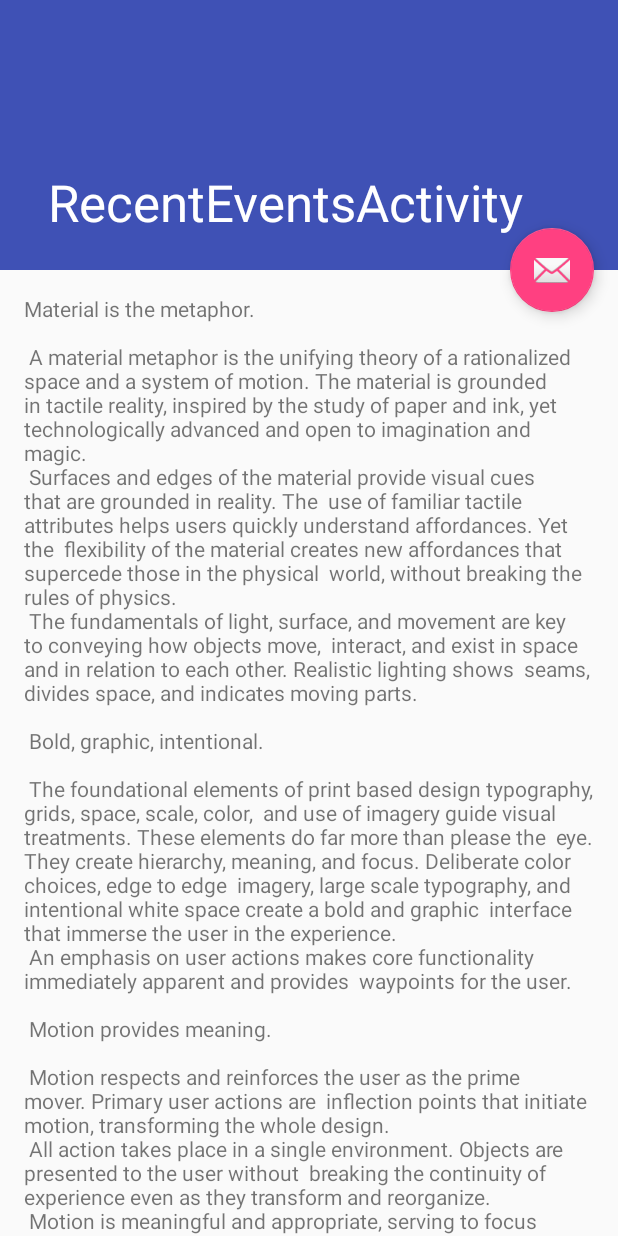
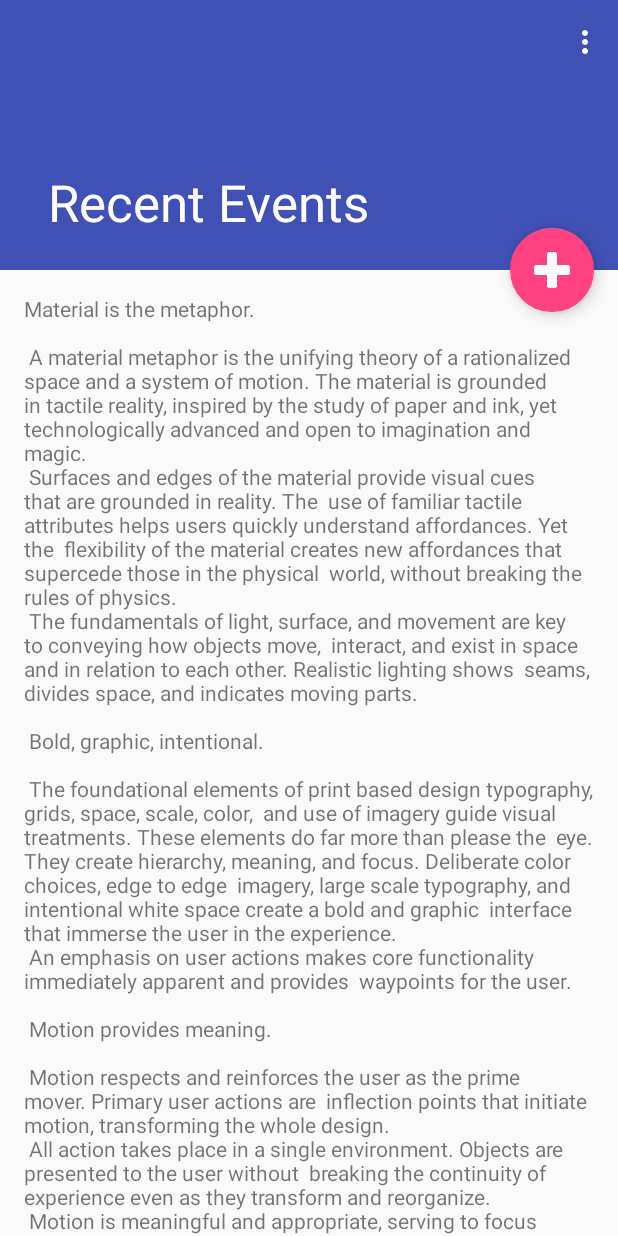
Before and after one commit to andrelago13/Dont-Stop-Me-Now, an Android app: the RecentEventsActivity screen opened directly, with no data from a screen before it, on a phone screen of 412 x 824 dp. Run offline under Robolectric (Android 15) with nearby library versions, the phone set to English and light mode, and no system bars; libraries missing offline, so code that uses them is left out: com.facebook, com.facebook.login.

Commit message:
RecentEvents menu

```diff
--- a/Client/DSMN-Client/dsmn/src/main/java/com/sdis/g0102/dsmn/RecentEventsActivity.java
+++ b/Client/DSMN-Client/dsmn/src/main/java/com/sdis/g0102/dsmn/RecentEventsActivity.java
@@ -1,13 +1,26 @@
 package com.sdis.g0102.dsmn;
 
+import android.content.DialogInterface;
 import android.os.Bundle;
+import android.support.design.widget.CollapsingToolbarLayout;
 import android.support.design.widget.FloatingActionButton;
 import android.support.design.widget.Snackbar;
+import android.support.v4.widget.NestedScrollView;
+import android.support.v7.app.AlertDialog;
 import android.support.v7.app.AppCompatActivity;
 import android.support.v7.widget.Toolbar;
+import android.util.Log;
+import android.view.Menu;
+import android.view.MenuInflater;
+import android.view.MenuItem;
 import android.view.View;
+import android.widget.ScrollView;
+
+import com.facebook.login.LoginManager;
 
 public class RecentEventsActivity extends AppCompatActivity {
+
+    private AlertDialog confirmLogout;
 
     @Override
     protected void onCreate(Bundle savedInstanceState) {
@@ -16,13 +29,73 @@ public class RecentEventsActivity extends AppCompatActivity {
         Toolbar toolbar = (Toolbar) findViewById(R.id.toolbar);
         setSupportActionBar(toolbar);
 
+        initCollapsingToolbarLayout();
+        initFloatingActionButton();
+        initDialogs();
+    }
+
+    private void initDialogs() {
+        AlertDialog.Builder builder = new AlertDialog.Builder(this);
+        builder.setIcon(android.R.drawable.ic_dialog_alert);
+        builder.setTitle("Logging Out");
+        builder.setMessage("Are you sure you want to logout?");
+        builder.setPositiveButton("Yes", new DialogInterface.OnClickListener() {
+            @Override
+            public void onClick(DialogInterface dialog, int which) {
+                LoginManager.getInstance().logOut();
+                finish();
+            }
+
+        });
+        builder.setNegativeButton("No", null);
+        confirmLogout = builder.create();
+    }
+
+    private void initCollapsingToolbarLayout() {
+        CollapsingToolbarLayout toolbar_layout = (CollapsingToolbarLayout) findViewById(R.id.toolbar_layout);
+        toolbar_layout.setTitle("Recent Events");
+
+        final NestedScrollView nsv = (NestedScrollView) findViewById(R.id.scroll_view);
+
+        Toolbar toolbar = (Toolbar) findViewById(R.id.toolbar);
+        toolbar.setOnClickListener(new View.OnClickListener() {
+            @Override
+            public void onClick(View v) {
+                //nsv.fullScroll(ScrollView.FOCUS_UP);
+                nsv.smoothScrollTo(0, 0);
+            }
+        });
+    }
+
+    private void initFloatingActionButton() {
         FloatingActionButton fab = (FloatingActionButton) findViewById(R.id.fab);
         fab.setOnClickListener(new View.OnClickListener() {
             @Override
             public void onClick(View view) {
-                Snackbar.make(view, "Replace with your own action", Snackbar.LENGTH_LONG)
-                        .setAction("Action", null).show();
+                Snackbar.make(view, "Replace with your own action", Snackbar.LENGTH_LONG).setAction("Action", null).show();
             }
         });
     }
+
+    @Override
+    public boolean onCreateOptionsMenu(Menu menu) {
+        MenuInflater inflater = getMenuInflater();
+        inflater.inflate(R.menu.recent_events_menu, menu);
+        return super.onCreateOptionsMenu(menu);
+    }
+
+    @Override
+    public boolean onOptionsItemSelected(MenuItem item) {
+        switch(item.getItemId())
+        {
+            case R.id.recent_events_menu_about:
+                Log.d("RecentEvents", "\"About\" pressed");
+                break;
+            case R.id.recent_events_menu_logout:
+                Log.d("RecentEvents", "\"Logout\" pressed");
+                confirmLogout.show();
+                break;
+        }
+        return true;
+    }
 }
--- a/Client/DSMN-Client/dsmn/src/main/res/layout/activity_recent_events.xml
+++ b/Client/DSMN-Client/dsmn/src/main/res/layout/activity_recent_events.xml
@@ -39,7 +39,7 @@
         android:layout_width="wrap_content"
         android:layout_height="wrap_content"
         android:layout_margin="@dimen/fab_margin"
-        android:src="@android:drawable/ic_dialog_email"
+        android:src="@drawable/plus"
         app:layout_anchor="@id/app_bar"
         app:layout_anchorGravity="bottom|end" />
 
--- a/Client/DSMN-Client/dsmn/src/main/res/layout/content_recent_events.xml
+++ b/Client/DSMN-Client/dsmn/src/main/res/layout/content_recent_events.xml
@@ -4,6 +4,7 @@
     xmlns:tools="http://schemas.android.com/tools"
     android:layout_width="match_parent"
     android:layout_height="match_parent"
+    android:id="@+id/scroll_view"
     app:layout_behavior="@string/appbar_scrolling_view_behavior"
     tools:context="com.sdis.g0102.dsmn.RecentEventsActivity"
     tools:showIn="@layout/activity_recent_events">
--- /dev/null
+++ b/Client/DSMN-Client/dsmn/src/main/res/menu/recent_events_menu.xml
@@ -0,0 +1,9 @@
+<?xml version="1.0" encoding="utf-8"?>
+<menu xmlns:android="http://schemas.android.com/apk/res/android">
+    <item
+        android:id="@+id/recent_events_menu_about"
+        android:title="About"/>
+    <item
+        android:id="@+id/recent_events_menu_logout"
+        android:title="Logout"/>
+</menu>
```
Also changed, not shown: Client/DSMN-Client/dsmn/src/main/java/com/sdis/g0102/dsmn/MainActivity.java (+25 -8 lines), Client/DSMN-Client/dsmn/src/main/res/layout/activity_main.xml (+9 -10 lines), Client/DSMN-Client/dsmn/src/main/res/drawable/plus.png (added).
